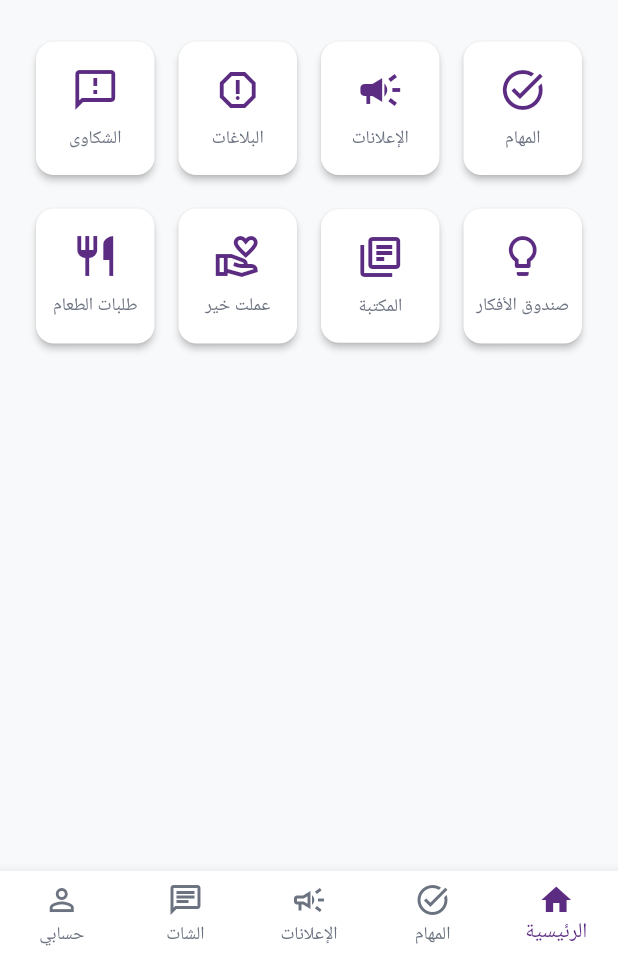
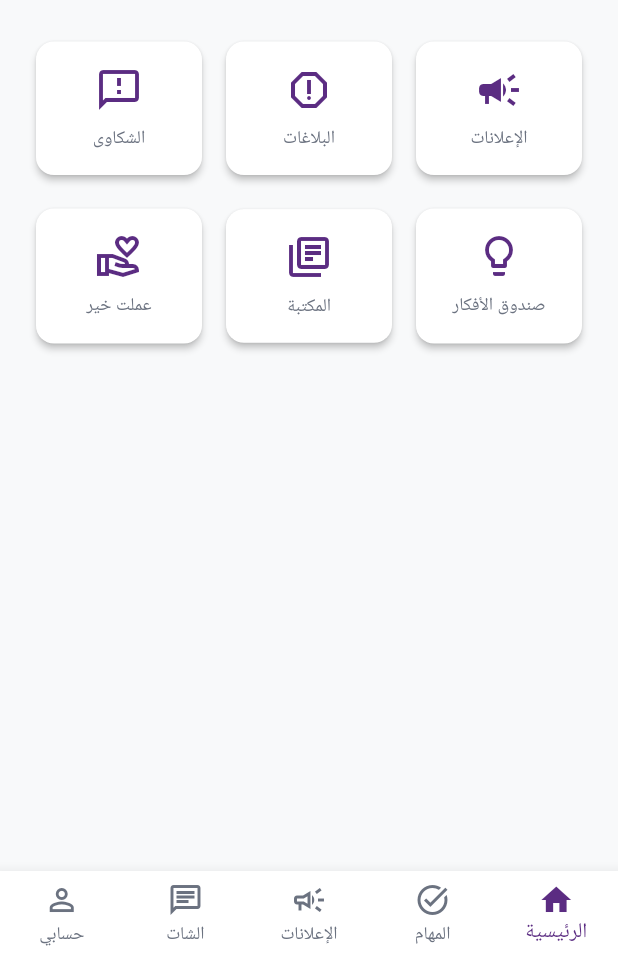
Before and after one commit to mostafaahmedbahr/Nabd-Alattaa-Team, a Flutter app: the screen it shows after launch, after a tap on "تخطي", on a phone screen of 412 x 824 dp, the part 278-1236 px from its top. Run offline on Flutter 3.47's test engine with Material 3 defaults, Android fonts, the light colour scheme and no system bars; our stand-ins replace bloc, cloud_firestore, dartz, equatable, firebase_analytics, firebase_auth and 8 more; accounts and stored records are empty; Roboto replaces fonts that are missing (Cairo).

Commit message:
create task handle part 3 done

```diff
--- a/lib/features/home/presentation/views/home_screen.dart
+++ b/lib/features/home/presentation/views/home_screen.dart
@@ -35,7 +35,12 @@ class _HomeScreenState extends State<HomeScreen> {
 
   @override
   Widget build(BuildContext context) {
-    return Directionality(
+    return Scaffold(
+      appBar: AppBar(
+        centerTitle: true,
+        title: Text("الرئيسية"),
+      ),
+      body: Directionality(
         textDirection: TextDirection.rtl,
         child: SingleChildScrollView(
           padding: const EdgeInsets.all(16),
@@ -71,6 +76,7 @@ class _HomeScreenState extends State<HomeScreen> {
             ],
           ),
         ),
+      ),
     );
   }
 }
--- a/lib/features/home/presentation/widgets/quick_actions_grid.dart
+++ b/lib/features/home/presentation/widgets/quick_actions_grid.dart
@@ -11,7 +11,7 @@ class QuickActionsGrid extends StatelessWidget {
       children: [
         Row(
           children: [
-            _buildAction(context, Icons.task_alt, "المهام", Routes.tasks),
+            // _buildAction(context, Icons.task_alt, "المهام", Routes.tasks),
             _buildAction(context, Icons.campaign, "الإعلانات", Routes.notifications),
             _buildAction(context, Icons.report_outlined, "البلاغات", Routes.complaints),
             _buildAction(context, Icons.feedback_outlined, "الشكاوى", Routes.complaints),
@@ -23,7 +23,7 @@ class QuickActionsGrid extends StatelessWidget {
             _buildAction(context, Icons.lightbulb_outline, "صندوق الأفكار", Routes.ideas),
             _buildAction(context, Icons.library_books_outlined, "المكتبة", Routes.library),
             _buildAction(context, Icons.volunteer_activism_outlined, "عملت خير", Routes.goodDeeds),
-            _buildAction(context, Icons.restaurant_outlined, "طلبات الطعام", Routes.meals),
+            // _buildAction(context, Icons.restaurant_outlined, "طلبات الطعام", Routes.meals),
           ],
         ),
       ],
--- a/lib/features/layout/presentation/views/layout_view.dart
+++ b/lib/features/layout/presentation/views/layout_view.dart
@@ -15,10 +15,6 @@ class LayoutView extends StatelessWidget {
           canPop: false,
           onPopInvoked: (didPop) => cubit.onPopInvoked(didPop, context),
           child: Scaffold(
-            appBar: AppBar(
-              centerTitle: true,
-              title: Text(cubit.titles[LayoutCubit.pageIndex]),
-            ),
             body: cubit.screens[LayoutCubit.pageIndex],
             bottomNavigationBar: BottomNavigationBar(
               currentIndex: LayoutCubit.pageIndex,
--- a/lib/features/tasks/data/repos_impl/task_repo_impl.dart
+++ b/lib/features/tasks/data/repos/task_repo_impl.dart
@@ -3,7 +3,7 @@ import 'package:cloud_firestore/cloud_firestore.dart';
 
 import '../../../../core/constants/firestore_constants.dart';
 import '../../../../core/error/failures.dart';
-import '../repos/task_repo.dart';
+import 'task_repo.dart';
 import '../models/task_model.dart';
 import '../models/task_comment_model.dart';
 
--- a/lib/features/tasks/presentation/view_model/task_cubit.dart
+++ b/lib/features/tasks/presentation/view_model/task_cubit.dart
@@ -1,8 +1,6 @@
 import 'dart:async';
 import 'package:cloud_firestore/cloud_firestore.dart';
 import 'package:firebase_auth/firebase_auth.dart';
-import 'package:flutter_bloc/flutter_bloc.dart';
-
 import '../../../../common_imports.dart';
 import '../../data/repos/task_repo.dart';
 import '../../data/models/task_model.dart';
--- a/lib/my_app.dart
+++ b/lib/my_app.dart
@@ -11,7 +11,7 @@ import 'features/profile/data/repos_impl/profile_repo_impl.dart';
 import 'features/profile/presentation/view_model/profile_cubit.dart';
 import 'features/register/data/repos/register_repos_impl.dart';
 import 'features/register/presentation/view_model/register_cubit.dart';
-import 'features/tasks/data/repos_impl/task_repo_impl.dart';
+import 'features/tasks/data/repos/task_repo_impl.dart';
 import 'features/tasks/presentation/view_model/task_cubit.dart';
 import 'features/users/data/repos/users_repo.dart';
 import 'features/users/presentation/view_model/users_cubit.dart';
```
Lines whose indentation alone changed are shown as unchanged.
